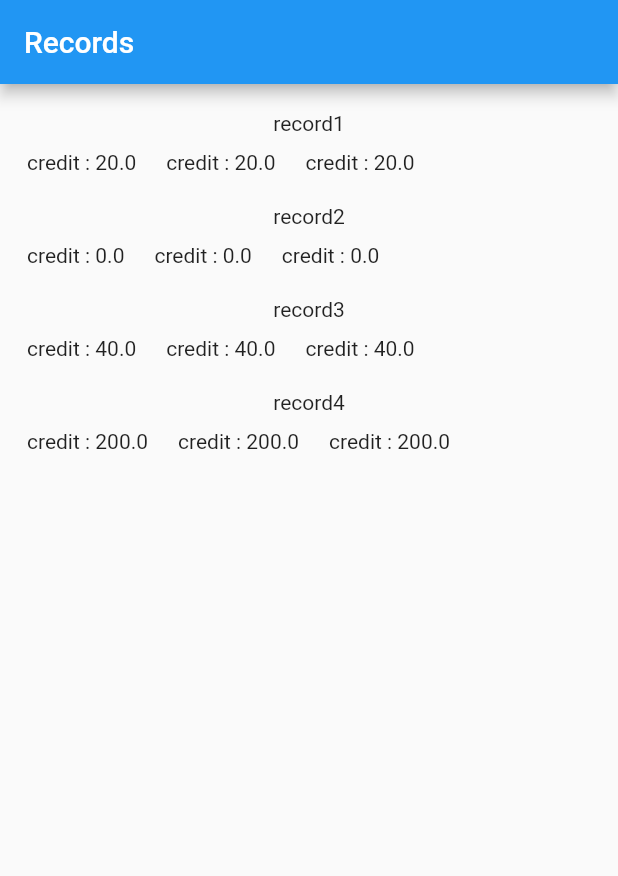
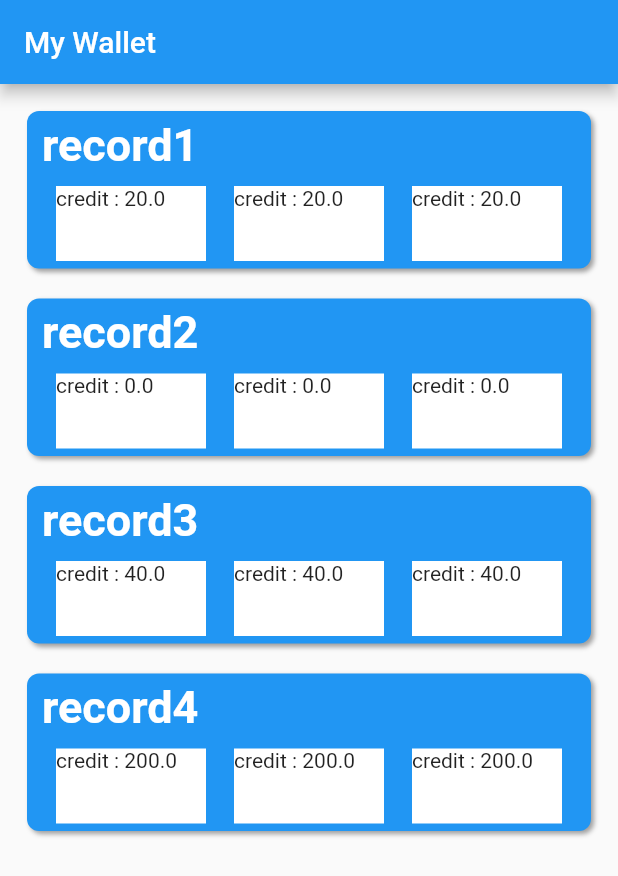
Before and after one commit to laitooo/Wallet, a Flutter app: the screen it shows after launch, on a phone screen of 412 x 824 dp. Shown: the top 876 px of the screen. Run offline on Flutter 3.47's test engine with Material 2 defaults, Android fonts, the phone set to English and light mode, and no system bars.

Commit message:
starting main list

```diff
--- a/lib/main.dart
+++ b/lib/main.dart
@@ -6,7 +6,6 @@ void main() {
 }
 
 class MyApp extends StatelessWidget {
-
   @override
   Widget build(BuildContext context) {
     return MaterialApp(
@@ -20,12 +19,10 @@ class MyApp extends StatelessWidget {
   }
 }
 
-
 class MyList extends StatelessWidget {
   List<Record> records = List<Record>();
 
-
-  MyList(){
+  MyList() {
     records.add(Record(0, "record1", 2, 20.0, 30.0, -10.0));
     records.add(Record(1, "record2", 3, 0.0, 14.0, -14.0));
     records.add(Record(2, "record3", 4, 40.0, 30.0, 10.0));
@@ -37,37 +34,68 @@ class MyList extends StatelessWidget {
     // TODO: implement build
     return Scaffold(
         appBar: AppBar(
-            title: Text("Records"),
+          title: Text("My Wallet"),
         ),
         body: ListView.builder(
             padding: const EdgeInsets.all(8),
             itemCount: records.length,
             itemBuilder: (BuildContext context, int index) {
               return _buildItemsForListView(context, index);
-              }
-          )
-        );
+            }));
   }
 
   Container _buildItemsForListView(BuildContext context, int index) {
     return Container(
-      padding: EdgeInsets.all(10.0),
+        decoration: BoxDecoration(
+            color: Colors.blue,
+            boxShadow: [
+              BoxShadow(
+                color: Colors.grey,
+                blurRadius: 2.0,
+                spreadRadius: 0.0,
+                offset: Offset(2.0, 2.0), // shadow direction: bottom right
+              )
+            ],
+            borderRadius: BorderRadius.all(Radius.circular(8.0))),
+        margin: EdgeInsets.all(10.0),
+        padding: EdgeInsets.fromLTRB(10.0, 5.0, 10.0, 5.0),
         child: Column(
+          crossAxisAlignment: CrossAxisAlignment.start,
           children: [
-          Text(records[index].name),
-          SizedBox(height: 10.0,),
+            Text(
+              records[index].name,
+              style: TextStyle(
+                  fontSize: 30.0,
+                  color: Colors.white,
+                  fontWeight: FontWeight.bold),
+            ),
+            SizedBox(
+              height: 10.0,
+            ),
             Row(
+              mainAxisAlignment: MainAxisAlignment.spaceAround,
               children: [
-              Text("credit : " + records[index].credit.toString()),
-              SizedBox(width: 20.0,),
-              Text("credit : " + records[index].credit.toString()),
-              SizedBox(width: 20.0,),
-              Text("credit : " + records[index].credit.toString()),
+                Container(
+                  width: 100.0,
+                  height: 50.0,
+                  color: Colors.white,
+                  child: Text("credit : " + records[index].credit.toString()),
+                ),
+                Container(
+                  width: 100.0,
+                  height: 50.0,
+                  color: Colors.white,
+                  child: Text("credit : " + records[index].credit.toString()),
+                ),
+                Container(
+                  width: 100.0,
+                  height: 50.0,
+                  color: Colors.white,
+                  child: Text("credit : " + records[index].credit.toString()),
+                ),
               ],
             )
           ],
-      )
-    );
+        ));
   }
-
 }
```
Lines whose indentation alone changed are shown as unchanged.
